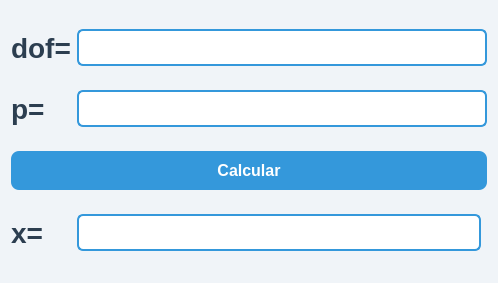
Old version of the form gui/programa_3.ui in the repository paulobroes28-dev/Proyectos.
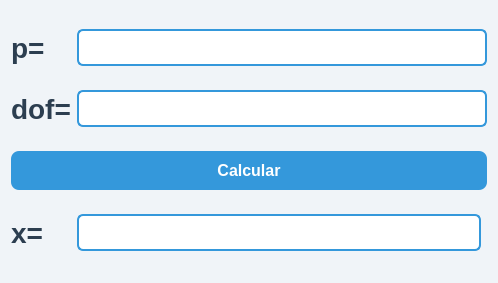
New version of the form.

```diff
--- a/gui/programa_3.ui
+++ b/gui/programa_3.ui
@@ -70,7 +70,7 @@
    <item row="1" column="0">
     <widget class="QLabel" name="label_2">
      <property name="text">
-      <string>dof=</string>
+      <string>p=</string>
      </property>
     </widget>
    </item>
@@ -91,7 +91,7 @@
    <item row="2" column="0">
     <widget class="QLabel" name="label_3">
      <property name="text">
-      <string>p=</string>
+      <string>dof=</string>
      </property>
     </widget>
    </item>
```
